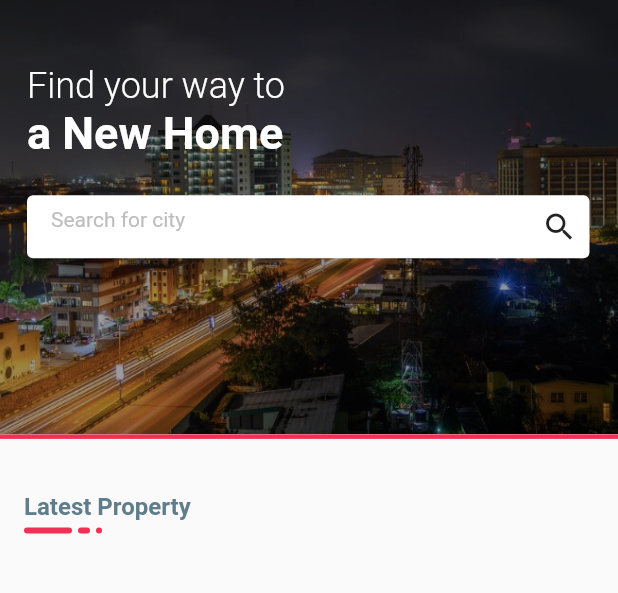
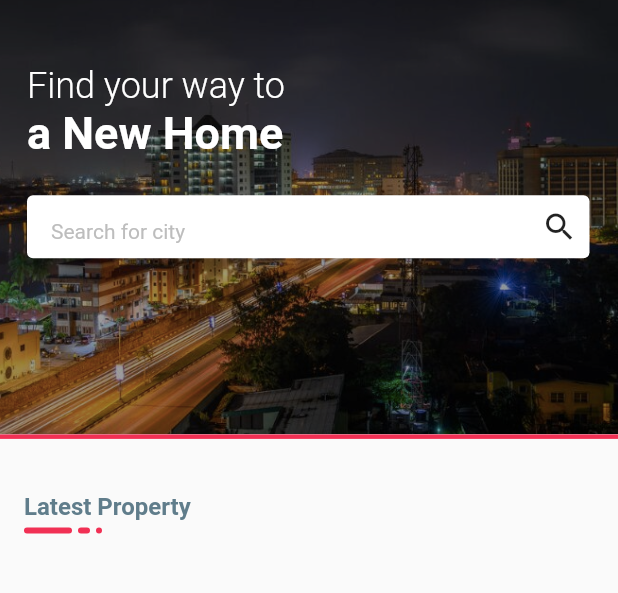
Before and after one commit to Bisecto/Brixmarket, a Flutter app: the MobileHomePage screen opened directly, on a phone screen of 412 x 824 dp, the part 144-737 px from its top. Run offline on Flutter 3.47's test engine with Material 2 defaults, Android fonts, the light colour scheme and no system bars; our stand-ins replace another_xlider, carousel_slider, cloud_firestore, device_info_plus, file_picker, firebase_analytics and 21 more; missing offline and left inert: cross_connectivity, flutter_phone_direct_caller, graphic, number_paginator, restart_app; accounts and stored records are empty; network calls fail; statements that could not run were skipped.

Commit message:
started updates

```diff
--- a/lib/view/screens/mobile/home_page.dart
+++ b/lib/view/screens/mobile/home_page.dart
@@ -608,7 +608,6 @@ class _SearchByNameOfPropertyState extends State<SearchByNameOfProperty> {
 
   @override
   void initState() {
-    // TODO: implement initState
     super.initState();
     propCtrl.clearFilter();
     scrollController.addListener(() {
--- a/lib/view/widgets/search_bar.dart
+++ b/lib/view/widgets/search_bar.dart
@@ -1,4 +1,3 @@
-import 'package:flutter/cupertino.dart';
 import 'package:flutter/material.dart';
 
 class SearchInput extends StatelessWidget {
@@ -35,7 +34,10 @@ class SearchInput extends StatelessWidget {
                 color: Colors.white,
                 child: Text(
                   label,
-                  style: const TextStyle(fontSize: 16, fontWeight: FontWeight.w500, color: Colors.black87),
+                  style: const TextStyle(
+                      fontSize: 16,
+                      fontWeight: FontWeight.w500,
+                      color: Colors.black87),
                 ),
               ),
         const SizedBox(
@@ -60,17 +62,24 @@ class SearchInput extends StatelessWidget {
               children: [
                 Expanded(
                   child: Container(
-                    margin: const EdgeInsets.only(bottom: 12),
+                    margin: const EdgeInsets.only(bottom: 4),
+                    child: Align(
+                      alignment: Alignment.center,
                       child: TextField(
                           controller: controller,
                           keyboardType: inputType,
                           maxLines: maxLines,
                           enabled: isEnabled,
-                        decoration: InputDecoration(border: InputBorder.none, hintText: hint, hintStyle: TextStyle(color: Colors.grey.shade400, fontSize: 14)),
+                          decoration: InputDecoration(
+                              border: InputBorder.none,
+                              hintText: hint,
+                              hintStyle: TextStyle(
+                                  color: Colors.grey.shade400, fontSize: 14)),
                           onChanged: (text) {}),
                     ),
                   ),
-                Icon(Icons.search)
+                ),
+                const Icon(Icons.search)
               ],
             ),
           ),
```
Lines whose indentation alone changed are shown as unchanged.
